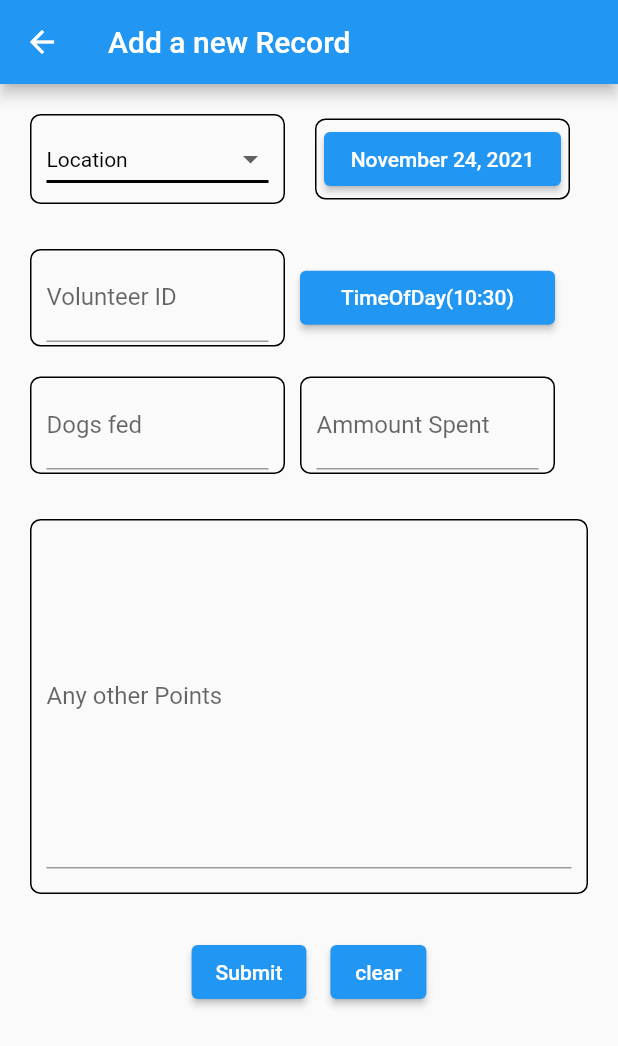
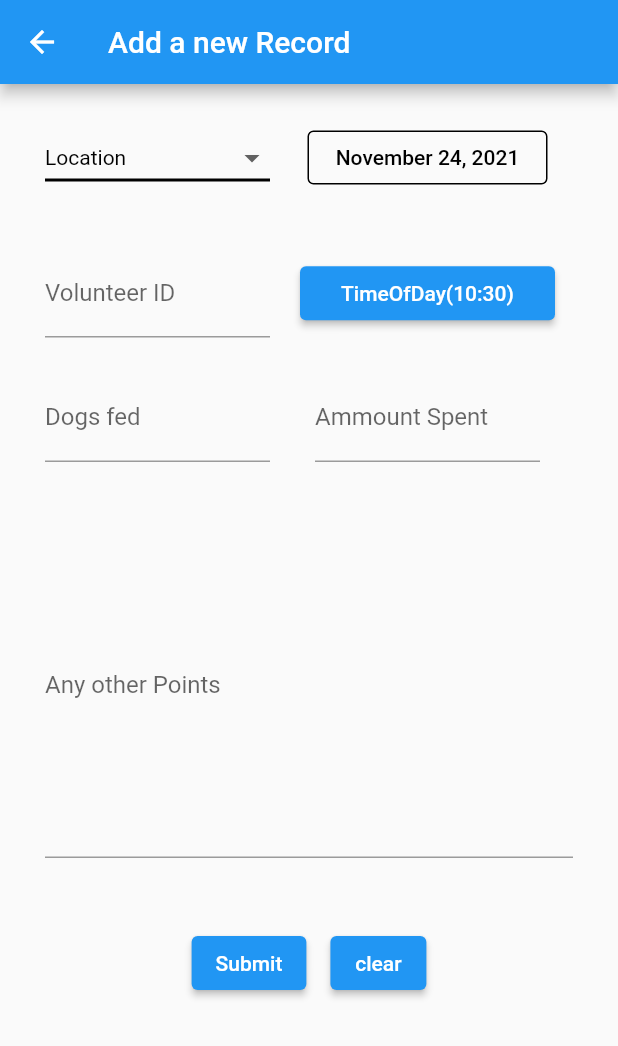
Before and after one commit to akshayMunot30/NGO-System-for-Street-Dogs, a Flutter app: the AddNewRecord screen opened directly, on a phone screen of 412 x 824 dp. Shown: the top 1046 px of the screen. Run offline on Flutter 3.47's test engine with Material 2 defaults, Android fonts, the light colour scheme and no system bars.

Commit message:
Made UI changes to Add New record page

```diff
--- a/client/lib/screens/add_newRecord_page.dart
+++ b/client/lib/screens/add_newRecord_page.dart
@@ -1,7 +1,5 @@
 import 'package:flutter/material.dart';
 import 'package:intl/intl.dart';
-import 'package:ngo_system_for_street_dogs/screens/homepage_admin.dart';
-import 'package:ngo_system_for_street_dogs/screens/homepage_volunteer.dart';
 
 class AddNewRecord extends StatefulWidget {
   @override
@@ -29,10 +27,7 @@ class _AddNewRecordState extends State<AddNewRecord> {
                     Container(
                       decoration: BoxDecoration(
                         borderRadius: BorderRadius.circular(7.0),
-                          border: Border.all(
-                            color: Colors.black,
-                            width: 1,
-                          )),
+                      ),
                       padding: EdgeInsets.symmetric(
                         horizontal: 10,
                         vertical: 5,
@@ -70,15 +65,12 @@ class _AddNewRecordState extends State<AddNewRecord> {
                     ),
                     Container(
                       width: 170,
-                      margin: EdgeInsets.only(left: 10),
                       padding: EdgeInsets.symmetric(horizontal: 5, vertical: 2),
                       decoration: BoxDecoration(
                         borderRadius: BorderRadius.circular(7.0),
-                          border: Border.all(
-                            color: Colors.black,
-                            width: 1,
-                          )),
-                      child: ElevatedButton(
+                      ),
+                      child: TextButton(
+                        style: TextButton.styleFrom(primary: Colors.black, side: BorderSide(color: Colors.black,),),
                         onPressed: () {
                           showDatePicker(
                             context: context,
@@ -112,10 +104,7 @@ class _AddNewRecordState extends State<AddNewRecord> {
                               EdgeInsets.symmetric(horizontal: 10, vertical: 2),
                           decoration: BoxDecoration(
                             borderRadius: BorderRadius.circular(7.0),
-                              border: Border.all(
-                                color: Colors.black,
-                                width: 1,
-                              )),
+                          ),
                           child: TextField(
                             decoration: InputDecoration(
                               hintText: "ID",
@@ -160,10 +149,7 @@ class _AddNewRecordState extends State<AddNewRecord> {
                               EdgeInsets.symmetric(horizontal: 10, vertical: 2),
                           decoration: BoxDecoration(
                             borderRadius: BorderRadius.circular(7.0),
-                              border: Border.all(
-                                color: Colors.black,
-                                width: 1,
-                              )),
+                          ),
                           child: TextField(
                             decoration: InputDecoration(
                               hintText: "eg. 1, 2, 3...",
@@ -178,10 +164,7 @@ class _AddNewRecordState extends State<AddNewRecord> {
                               EdgeInsets.symmetric(horizontal: 10, vertical: 2),
                           decoration: BoxDecoration(
                             borderRadius: BorderRadius.circular(7.0),
-                              border: Border.all(
-                                color: Colors.black,
-                                width: 1,
-                              )),
+                          ),
                           child: TextField(
                             decoration: InputDecoration(
                               hintText: "Rs.",
@@ -199,10 +182,7 @@ class _AddNewRecordState extends State<AddNewRecord> {
                 height: 250,
                 decoration: BoxDecoration(
                   borderRadius: BorderRadius.circular(7.0),
-                    border: Border.all(
-                      color: Colors.black,
-                      width: 1,
-                    )),
+                ),
                 margin: EdgeInsets.all(20),
                 padding: EdgeInsets.symmetric(horizontal: 10, vertical: 2),
                 child: TextField(
```
Also changed, not shown: client/lib/screens/volunteerLogin.dart (+19 -19 lines). Lines whose indentation alone changed are shown as unchanged.
